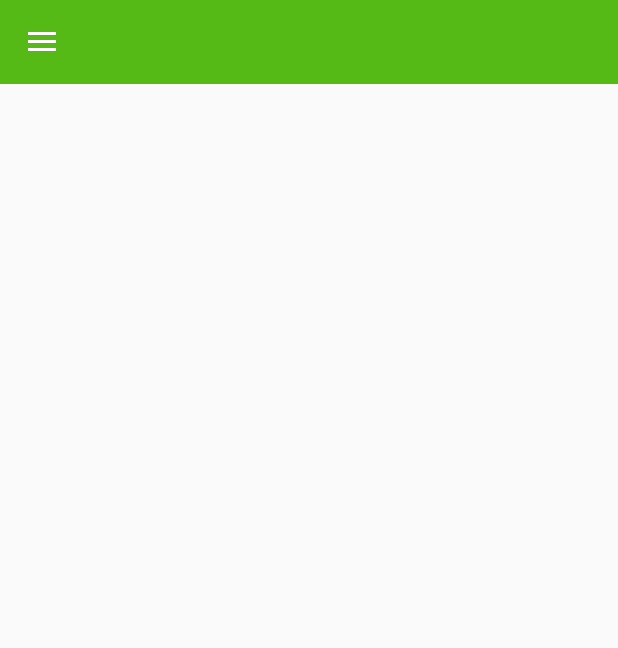
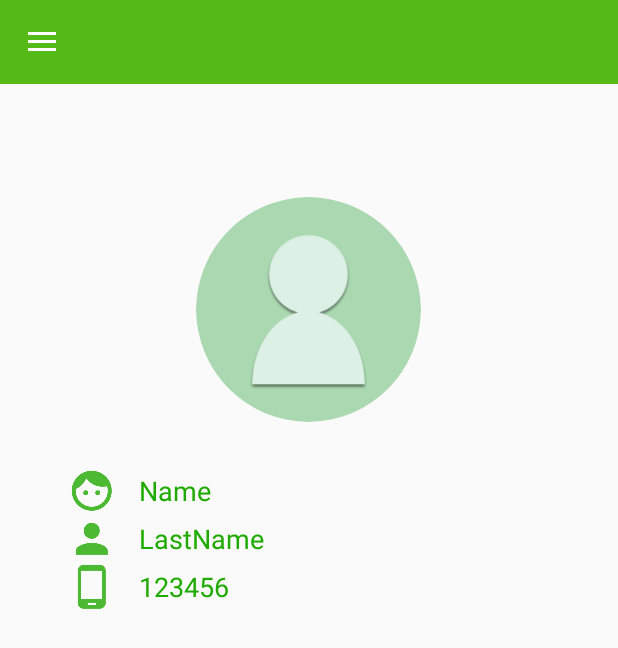
Before and after one commit to masterUNG/PlantsEconomic_31Dec, an Android app: the fragment CustomerShowFragment placed in its activity, on a phone screen of 412 x 824 dp. Shown: the top 648 px of the screen. Run offline under Robolectric (Android 15) with nearby library versions, the light colour scheme and no system bars; our stand-ins replace CircleImageView, Firebase (no records; nobody signed in at launch, a user with empty details on screens opened directly); 4 statements that could not run were skipped.

Commit message:
Choose Image

```diff
--- a/app/build.gradle
+++ b/app/build.gradle
@@ -30,6 +30,7 @@ dependencies {
     implementation 'com.google.firebase:firebase-auth:11.8.0'
     implementation 'com.android.support:appcompat-v7:26.1.0'
     implementation 'com.google.firebase:firebase-database:11.8.0'
+    implementation 'de.hdodenhof:circleimageview:2.2.0'
 }
 
 apply plugin: 'com.google.gms.google-services'
--- a/app/src/main/AndroidManifest.xml
+++ b/app/src/main/AndroidManifest.xml
@@ -3,6 +3,7 @@
     package="srongklod_bangtamruat.plantseconomic">
 
     <uses-permission android:name="android.permission.INTERNET" />
+    <uses-permission android:name="android.permission.READ_EXTERNAL_STORAGE"/>
 
     <application
         android:allowBackup="true"
--- a/app/src/main/java/srongklod_bangtamruat/plantseconomic/fragment/CustomerShowFragment.java
+++ b/app/src/main/java/srongklod_bangtamruat/plantseconomic/fragment/CustomerShowFragment.java
@@ -1,5 +1,9 @@
 package srongklod_bangtamruat.plantseconomic.fragment;
 
+import android.content.Intent;
+import android.graphics.Bitmap;
+import android.graphics.BitmapFactory;
+import android.net.Uri;
 import android.os.Bundle;
 import android.support.annotation.NonNull;
 import android.support.annotation.Nullable;
@@ -8,19 +12,24 @@ import android.support.v7.widget.Toolbar;
 import android.view.LayoutInflater;
 import android.view.View;
 import android.view.ViewGroup;
+import android.widget.ImageView;
 import android.widget.TextView;
+import android.widget.Toast;
 
 import srongklod_bangtamruat.plantseconomic.R;
 import srongklod_bangtamruat.plantseconomic.ServiceActivity;
+import srongklod_bangtamruat.plantseconomic.utility.MyAlert;
 
 /**
  * Created by masterung on 30/12/2017 AD.
  */
 
-public class CustomerShowFragment extends Fragment{
+public class CustomerShowFragment extends Fragment {
 
     //    Explicit
     private String[] customerStrings;
+    private Uri uri;
+    private ImageView imageView;
 
 
     public static CustomerShowFragment customerShowInstance(String[] customerStrings) {
@@ -39,14 +48,78 @@ public class CustomerShowFragment extends Fragment{
         super.onActivityCreated(savedInstanceState);
 
 //        Get Value From Activity
-        customerStrings = getArguments().getStringArray("Customer");
+        getValueFromArgument();
 
+//        Show Text
+        showText();
 
-
+//        Image Controller
+        imageController();
 
     }   // Main Method
 
+    @Override
+    public void onActivityResult(int requestCode, int resultCode, Intent data) {
+        super.onActivityResult(requestCode, resultCode, data);
 
+        if (resultCode == getActivity().RESULT_OK) {
+
+            //Show Image
+            try {
+
+                uri = data.getData();
+                Bitmap bitmap = BitmapFactory
+                        .decodeStream(getActivity().getContentResolver().openInputStream(uri));
+                imageView.setImageBitmap(bitmap);
+
+
+            } catch (Exception e) {
+                e.printStackTrace();
+            }
+
+        } else {
+            MyAlert myAlert = new MyAlert(getActivity());
+            myAlert.nomalDialog("Non Complete Choose Image",
+                    getString(R.string.message_choose_image));
+        }
+
+
+    }
+
+    private void imageController() {
+
+        imageView = getView().findViewById(R.id.imvAvata);
+        imageView.setOnClickListener(new View.OnClickListener() {
+            @Override
+            public void onClick(View view) {
+
+                Intent intent = new Intent(Intent.ACTION_GET_CONTENT);
+                intent.setType("image/*");
+                startActivityForResult(Intent.createChooser(intent, getString(R.string.message_choose_image)),
+                        1);
+
+
+            }
+        });
+
+
+    }
+
+    private void showText() {
+
+        TextView nameTextView = getView().findViewById(R.id.txtName);
+        TextView lastNameTextView = getView().findViewById(R.id.txtLastName);
+        TextView phoneTextView = getView().findViewById(R.id.txtPhone);
+
+        nameTextView.setText(customerStrings[1]);
+        lastNameTextView.setText(customerStrings[0]);
+        phoneTextView.setText(customerStrings[2]);
+
+    }
+
+    private void getValueFromArgument() {
+        customerStrings = getArguments().getStringArray("Customer");
+    }
 
 
     @Nullable
--- a/app/src/main/res/layout/fragment_customer_show.xml
+++ b/app/src/main/res/layout/fragment_customer_show.xml
@@ -5,6 +5,103 @@
     android:layout_height="match_parent">
 
     <!--Content Customer-->
+    <LinearLayout
+        android:padding="@dimen/padding"
+        android:layout_margin="@dimen/margin"
+        android:orientation="vertical"
+        android:layout_width="match_parent"
+        android:layout_height="wrap_content">
+
+        <!--Avata-->
+        <de.hdodenhof.circleimageview.CircleImageView
+
+            android:id="@+id/imvAvata"
+            android:src="@drawable/avata"
+            android:layout_margin="@dimen/margin"
+            android:layout_gravity="center_horizontal"
+            android:layout_width="@dimen/avata"
+            android:layout_height="@dimen/avata" />
+
+        <!--Name-->
+        <LinearLayout
+            android:orientation="horizontal"
+            android:layout_width="match_parent"
+            android:layout_height="wrap_content">
+
+            <!--Icon-->
+            <ImageView
+                android:src="@drawable/ic_action_name"
+                android:layout_width="wrap_content"
+                android:layout_height="wrap_content" />
+
+            <!--Text-->
+            <TextView
+                android:id="@+id/txtName"
+                android:textColor="@color/colorPrimaryDark"
+                android:layout_marginLeft="@dimen/padding"
+                android:layout_gravity="center_vertical"
+                android:text="Name"
+                android:textSize="@dimen/h2"
+                android:layout_width="wrap_content"
+                android:layout_height="wrap_content" />
+
+
+        </LinearLayout>
+
+        <!--LastName-->
+        <LinearLayout
+            android:orientation="horizontal"
+            android:layout_width="match_parent"
+            android:layout_height="wrap_content">
+
+            <!--Icon-->
+            <ImageView
+                android:src="@drawable/ic_action_lastname"
+                android:layout_width="wrap_content"
+                android:layout_height="wrap_content" />
+
+            <!--Text-->
+            <TextView
+                android:id="@+id/txtLastName"
+                android:textColor="@color/colorPrimaryDark"
+                android:layout_marginLeft="@dimen/padding"
+                android:layout_gravity="center_vertical"
+                android:text="LastName"
+                android:textSize="@dimen/h2"
+                android:layout_width="wrap_content"
+                android:layout_height="wrap_content" />
+
+
+        </LinearLayout>
+
+        <!--Phone-->
+        <LinearLayout
+            android:orientation="horizontal"
+            android:layout_width="match_parent"
+            android:layout_height="wrap_content">
+
+            <!--Icon-->
+            <ImageView
+                android:src="@drawable/ic_action_phone"
+                android:layout_width="wrap_content"
+                android:layout_height="wrap_content" />
+
+            <!--Text-->
+            <TextView
+                android:id="@+id/txtPhone"
+                android:textColor="@color/colorPrimaryDark"
+                android:layout_marginLeft="@dimen/padding"
+                android:layout_gravity="center_vertical"
+                android:text="123456"
+                android:textSize="@dimen/h2"
+                android:layout_width="wrap_content"
+                android:layout_height="wrap_content" />
+
+
+        </LinearLayout>
+
+
+    </LinearLayout>
 
 
 </LinearLayout>
--- a/app/src/main/res/values/dimens.xml
+++ b/app/src/main/res/values/dimens.xml
@@ -4,4 +4,6 @@
     <dimen name="h1">24sp</dimen>
     <dimen name="h2">18sp</dimen>
     <dimen name="icon_listview">48dp</dimen>
+    <dimen name="padding">15dp</dimen>
+    <dimen name="avata">150dp</dimen>
 </resources>
--- a/app/src/main/res/values/strings.xml
+++ b/app/src/main/res/values/strings.xml
@@ -25,6 +25,7 @@
 
     <string name="open">Open Drawer</string>
     <string name="close">Close Drawer</string>
+    <string name="message_choose_image">Please Choose App For Choose Image</string>
 
 
 </resources>
```
Also changed, not shown: app/src/main/res/drawable/avata.png (added).
